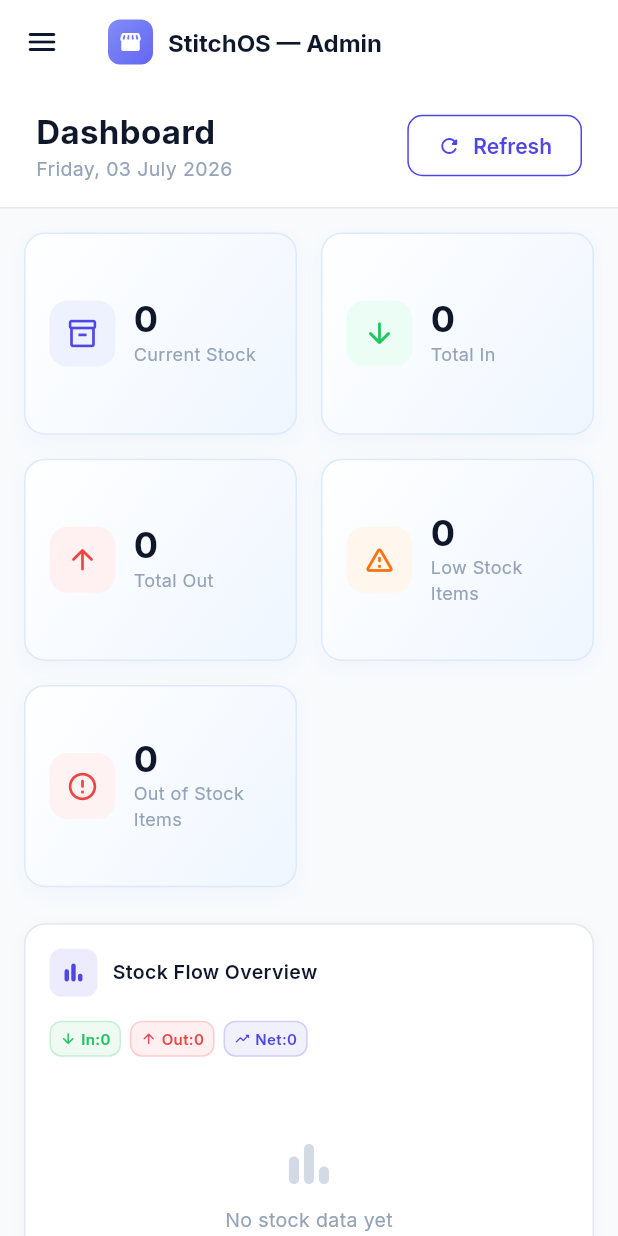
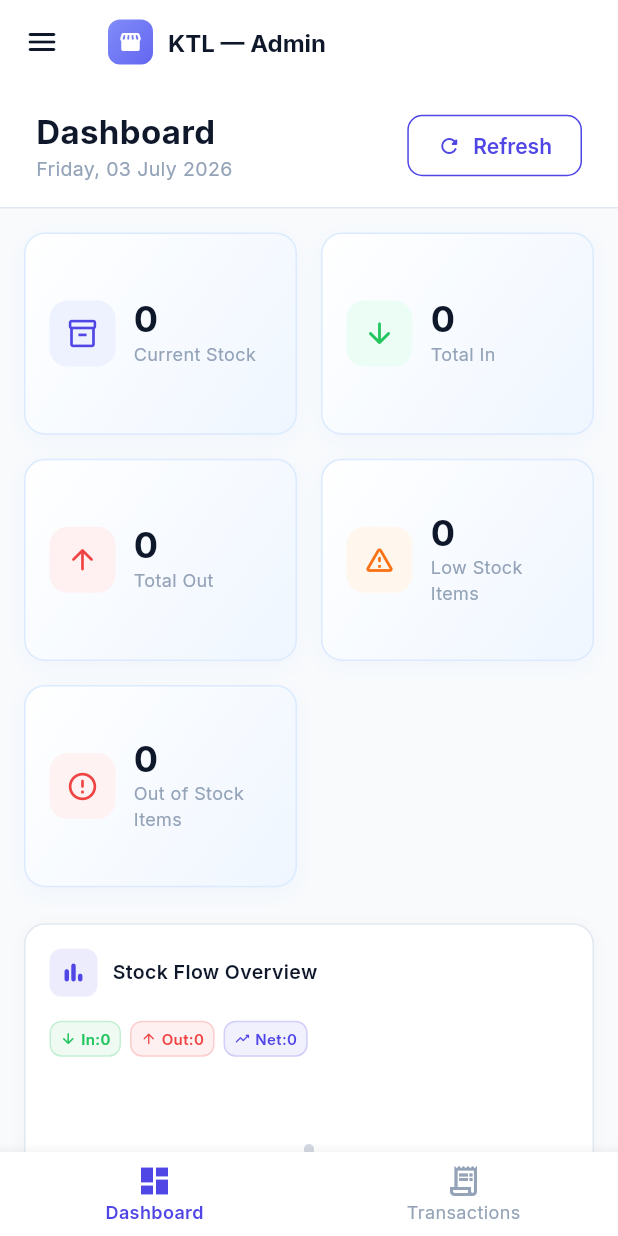
Before and after one commit to riazahmedmahin/textile_store_management, a Flutter app: the MainShell screen opened directly, on a phone screen of 412 x 824 dp. Run offline on Flutter 3.47's test engine with Material 3 defaults, Android fonts, the phone set to English and light mode, and no system bars; our stand-ins replace fl_chart, google_fonts, pdf, printing, supabase_flutter; accounts and stored records are empty.

Commit message:
feat: add Transactions navigation item and update dashboard title logic

```diff
--- a/lib/screens/main_shell.dart
+++ b/lib/screens/main_shell.dart
@@ -27,6 +27,10 @@ class _MainShellState extends State<MainShell> {
         icon: Icons.dashboard_outlined,
         activeIcon: Icons.dashboard,
         label: 'Dashboard'),
+    _NavItem(
+        icon: Icons.receipt_long_outlined,
+        activeIcon: Icons.receipt_long,
+        label: 'Transactions'),
   ];
 
   final List<_NavItem> _storeNavItems = const [
@@ -74,6 +78,8 @@ class _MainShellState extends State<MainShell> {
     switch (_currentIndex) {
       case 0:
         return const DashboardScreen();
+      case 1:
+        return const TransactionsScreen();
       default:
         return const DashboardScreen();
     }
@@ -119,8 +125,8 @@ class _MainShellState extends State<MainShell> {
               const SizedBox(width: 10),
               Text(
                 _currentView == AppView.admin
-                    ? 'StitchOS — Admin'
-                    : 'StitchOS — Store',
+                    ? (_currentIndex == 1 ? 'KTL — Transactions' : 'KTL — Admin')
+                    : 'KTL — Store',
                 style: const TextStyle(
                   fontSize: 16,
                   fontWeight: FontWeight.bold,
```
